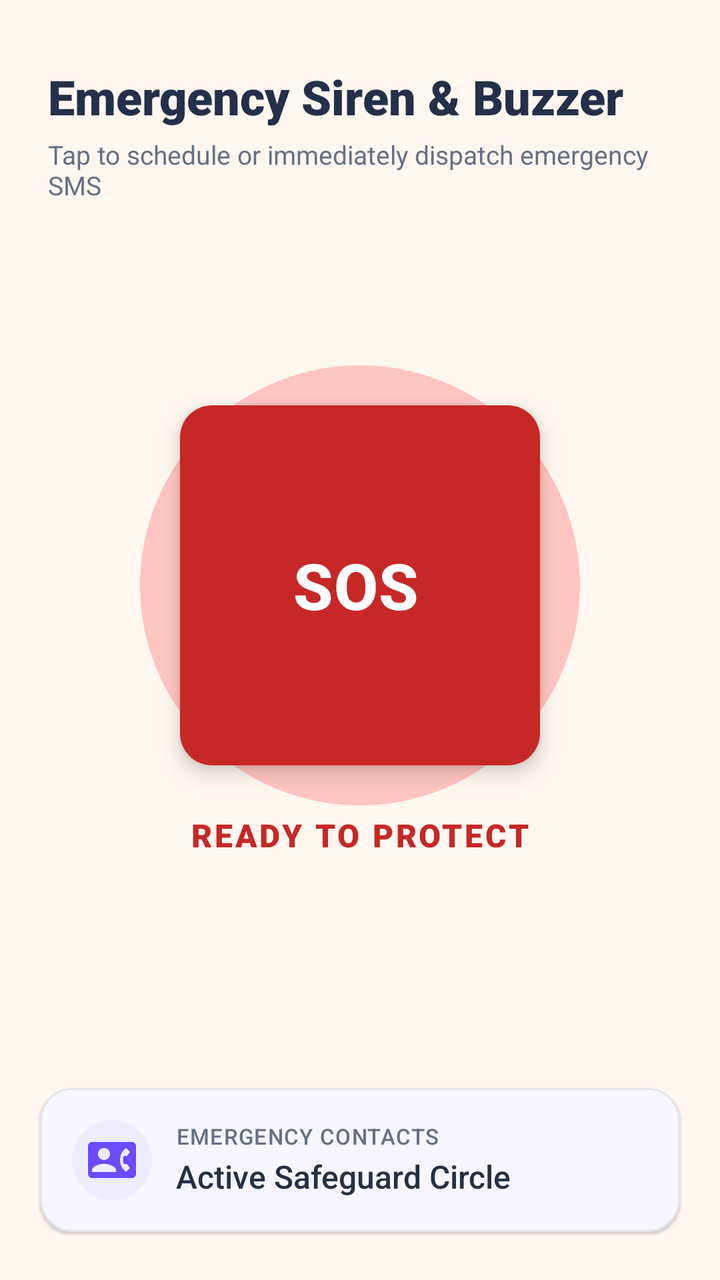
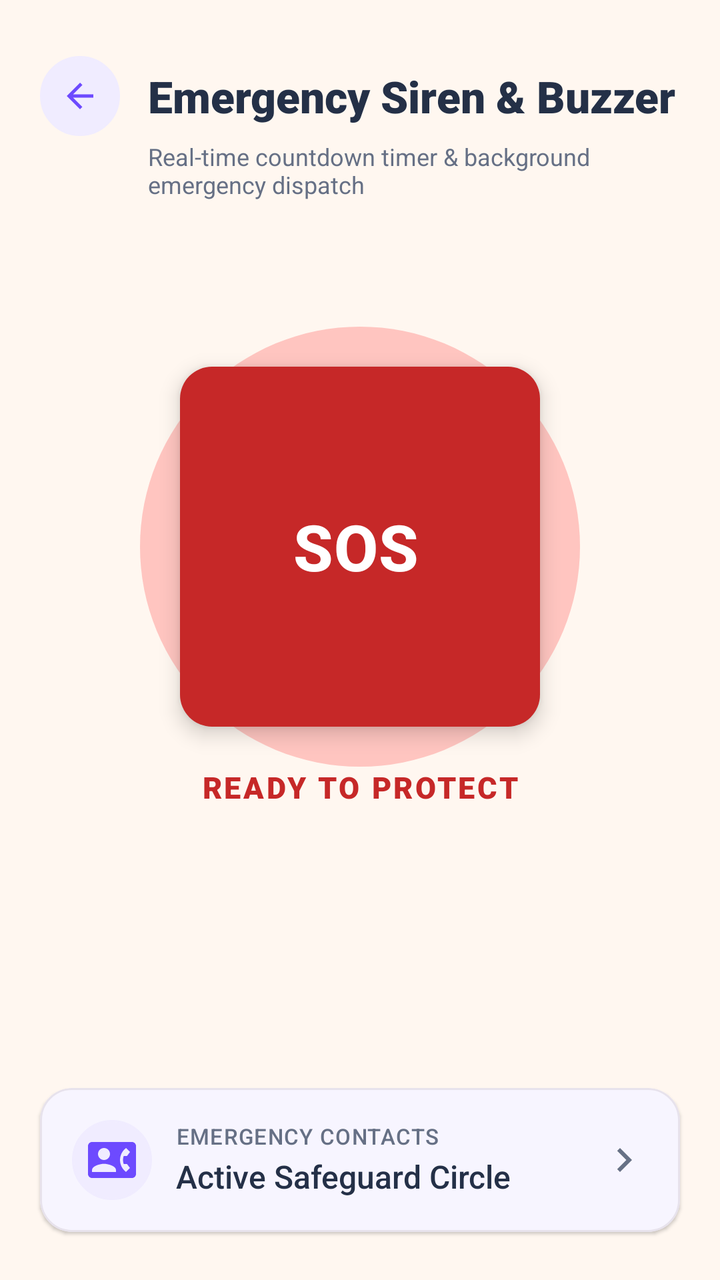

Before-and-after screenshots of an Android layout around one commit, followed by the original layout XML and the change that was made.
<!-- AndroidManifest.xml: activity theme Theme.EmpowHer -->
<!-- res/layout/activity_buzzer.xml -->
<?xml version="1.0" encoding="utf-8"?>
<androidx.constraintlayout.widget.ConstraintLayout xmlns:android="http://schemas.android.com/apk/res/android"
    xmlns:app="http://schemas.android.com/apk/res-auto"
    xmlns:tools="http://schemas.android.com/tools"
    android:layout_width="match_parent"
    android:layout_height="match_parent"
    android:background="@color/warm_ivory"
    tools:context=".BuzzerActivity">

    
    <LinearLayout
        android:id="@+id/header_buzzer"
        android:layout_width="match_parent"
        android:layout_height="wrap_content"
        android:orientation="vertical"
        android:paddingHorizontal="24dp"
        android:paddingTop="32dp"
        app:layout_constraintTop_toTopOf="parent">

        <TextView
            android:layout_width="wrap_content"
            android:layout_height="wrap_content"
            android:text="Emergency Siren &amp; Buzzer"
            android:textColor="@color/midnight_slate"
            android:textSize="24sp"
            android:fontFamily="sans-serif-black" />

        <TextView
            android:layout_width="wrap_content"
            android:layout_height="wrap_content"
            android:layout_marginTop="4dp"
            android:text="Tap to schedule or immediately dispatch emergency SMS"
            android:textColor="@color/secondary_slate"
            android:textSize="13sp" />
    </LinearLayout>

    <View
        android:id="@+id/pulseView"
        android:layout_width="220dp"
        android:layout_height="220dp"
        android:background="@drawable/circle_red"
        app:layout_constraintBottom_toBottomOf="@+id/btn_sos"
        app:layout_constraintEnd_toEndOf="@+id/btn_sos"
        app:layout_constraintStart_toStartOf="@+id/btn_sos"
        app:layout_constraintTop_toTopOf="@+id/btn_sos" />

    <com.google.android.material.floatingactionbutton.ExtendedFloatingActionButton
        android:id="@+id/btn_sos"
        android:layout_width="180dp"
        android:layout_height="180dp"
        android:layout_marginBottom="60dp"
        android:gravity="center"
        android:text="SOS"
        android:textColor="@color/white"
        android:textSize="32sp"
        android:textStyle="bold"
        app:backgroundTint="@color/critical_red"
        app:cornerRadius="90dp"
        app:elevation="6dp"
        app:layout_constraintBottom_toTopOf="@+id/card_contacts_info"
        app:layout_constraintEnd_toEndOf="parent"
        app:layout_constraintStart_toStartOf="parent"
        app:layout_constraintTop_toBottomOf="@+id/header_buzzer" />

    <TextView
        android:id="@+id/tv_status"
        android:layout_width="wrap_content"
        android:layout_height="wrap_content"
        android:layout_marginTop="24dp"
        android:text="READY TO PROTECT"
        android:textColor="@color/critical_red"
        android:textSize="16sp"
        android:fontFamily="sans-serif-black"
        android:letterSpacing="0.08"
        app:layout_constraintEnd_toEndOf="parent"
        app:layout_constraintStart_toStartOf="parent"
        app:layout_constraintTop_toBottomOf="@+id/btn_sos" />

    <TextView
        android:id="@+id/tv_countdown"
        android:layout_width="wrap_content"
        android:layout_height="wrap_content"
        android:layout_marginTop="4dp"
        android:text=""
        android:textColor="@color/critical_red"
        android:textSize="44sp"
        android:fontFamily="sans-serif-black"
        app:layout_constraintEnd_toEndOf="parent"
        app:layout_constraintStart_toStartOf="parent"
        app:layout_constraintTop_toBottomOf="@+id/tv_status" />

    <com.google.android.material.card.MaterialCardView
        android:id="@+id/card_contacts_info"
        android:layout_width="match_parent"
        android:layout_height="wrap_content"
        android:layout_marginHorizontal="20dp"
        android:layout_marginBottom="24dp"
        app:cardCornerRadius="16dp"
        app:cardElevation="1dp"
        app:cardBackgroundColor="@color/surface_card"
        app:strokeColor="@color/subtle_border"
        app:strokeWidth="1dp"
        app:layout_constraintBottom_toBottomOf="parent">

        <LinearLayout
            android:layout_width="match_parent"
            android:layout_height="wrap_content"
            android:gravity="center_vertical"
            android:orientation="horizontal"
            android:padding="16dp">

            <ImageView
                android:layout_width="40dp"
                android:layout_height="40dp"
                android:background="@drawable/rounded_corner"
                android:backgroundTint="@color/soft_violet"
                android:padding="8dp"
                android:src="@drawable/contact_icon"
                app:tint="@color/royal_violet" />

            <LinearLayout
                android:layout_width="0dp"
                android:layout_height="wrap_content"
                android:layout_marginStart="12dp"
                android:layout_weight="1"
                android:orientation="vertical">

                <TextView
                    android:layout_width="wrap_content"
                    android:layout_height="wrap_content"
                    android:text="EMERGENCY CONTACTS"
                    android:textColor="@color/secondary_slate"
                    android:textSize="11sp"
                    android:fontFamily="sans-serif-medium"
                    android:letterSpacing="0.04" />

                <TextView
                    android:id="@+id/tv_emergency_number"
                    android:layout_width="wrap_content"
                    android:layout_height="wrap_content"
                    android:layout_marginTop="2dp"
                    android:text="Active Safeguard Circle"
                    android:textColor="@color/midnight_slate"
                    android:textSize="16sp"
                    android:fontFamily="sans-serif-medium" />
            </LinearLayout>
        </LinearLayout>
    </com.google.android.material.card.MaterialCardView>

</androidx.constraintlayout.widget.ConstraintLayout>
<!-- resources referenced by this layout -->
<resources>
  <color name="critical_red">#C62828</color>
  <color name="midnight_slate">#243047</color>
  <color name="royal_violet">#6D4AFF</color>
  <color name="secondary_slate">#667085</color>
  <color name="soft_violet">#F0ECFF</color>
  <color name="subtle_border">#E7E2EC</color>
  <color name="surface_card">#FFFFFF</color>
  <color name="warm_ivory">#FFF7F0</color>
  <color name="white">#FFFFFF</color>
  <!-- drawable circle_red (drawable) -->
  <?xml version="1.0" encoding="utf-8"?>
  <shape xmlns:android="http://schemas.android.com/apk/res/android"
      android:shape="oval">
      <solid android:color="#4DFF5252" />
  </shape>
  <!-- drawable contact_icon (drawable) -->
  <vector android:height="24dp" android:tint="#000000"
      android:viewportHeight="24" android:viewportWidth="24"
      android:width="24dp" xmlns:android="http://schemas.android.com/apk/res/android">
      <path android:fillColor="@android:color/white" android:pathData="M22,3L2,3C0.9,3 0,3.9 0,5v14c0,1.1 0.9,2 2,2h20c1.1,0 1.99,-0.9 1.99,-2L24,5c0,-1.1 -0.9,-2 -2,-2zM8,6c1.66,0 3,1.34 3,3s-1.34,3 -3,3 -3,-1.34 -3,-3 1.34,-3 3,-3zM14,18L2,18v-1c0,-2 4,-3.1 6,-3.1s6,1.1 6,3.1v1zM17.85,14h1.64L21,16l-1.99,1.99c-1.31,-0.98 -2.28,-2.38 -2.73,-3.99 -0.18,-0.64 -0.28,-1.31 -0.28,-2s0.1,-1.36 0.28,-2c0.45,-1.62 1.42,-3.01 2.73,-3.99L21,8l-1.51,2h-1.64c-0.22,0.63 -0.35,1.3 -0.35,2s0.13,1.37 0.35,2z"/>
  </vector>
  <!-- drawable rounded_corner (drawable) -->
  <?xml version="1.0" encoding="utf-8"?>
  <shape xmlns:android="http://schemas.android.com/apk/res/android"
      android:shape="rectangle">
      <corners android:radius="24dp"/>
      <stroke android:width="1dip" android:color="@color/white"/>
  
  </shape>
  <style name="Theme.EmpowHer" parent="Base.Theme.EmpowHer" />
  <style name="Base.Theme.EmpowHer" parent="Theme.Material3.DayNight.NoActionBar">
          <item name="colorPrimary">@color/royal_violet</item>
          <item name="colorOnPrimary">@color/white</item>
          <item name="colorSecondary">@color/royal_violet</item>
          <item name="colorSurface">@color/woshield_card_bg</item>
          <item name="android:windowBackground">@color/woshield_bg</item>
          <item name="android:statusBarColor">@color/woshield_bg</item>
          <item name="android:windowLightStatusBar" tools:targetApi="m">true</item>
          <item name="materialCardViewStyle">@style/Widget.Woshield.Card</item>
      </style>
  <color name="woshield_card_bg">#FFFFFF</color>
  <color name="woshield_bg">#FFF7F0</color>
  <style name="Widget.Woshield.Card" parent="Widget.Material3.CardView.Elevated">
          <item name="cardCornerRadius">@dimen/radius_card</item>
          <item name="cardElevation">@dimen/elevation_card</item>
          <item name="strokeWidth">1dp</item>
          <item name="strokeColor">@color/subtle_border</item>
          <item name="cardBackgroundColor">@color/woshield_card_bg</item>
      </style>
  <dimen name="radius_card">16dp</dimen>
  <dimen name="elevation_card">2dp</dimen>
</resources>

<!-- the commit's change to res/layout/activity_buzzer.xml (unified diff, before → after) -->
@@ -13,27 +13,48 @@
         android:layout_width="match_parent"
         android:layout_height="wrap_content"
         android:orientation="vertical"
-        android:paddingHorizontal="24dp"
-        android:paddingTop="32dp"
+        android:paddingHorizontal="20dp"
+        android:paddingTop="28dp"
         app:layout_constraintTop_toTopOf="parent">
+
+        <LinearLayout
+            android:layout_width="match_parent"
+            android:layout_height="wrap_content"
+            android:gravity="center_vertical"
+            android:orientation="horizontal">
+
+            <ImageView
+                android:id="@+id/btn_back"
+                android:layout_width="40dp"
+                android:layout_height="40dp"
+                android:background="@drawable/rounded_corner"
+                android:backgroundTint="@color/soft_violet_surface"
+                android:contentDescription="Back"
+                android:padding="10dp"
+                android:src="@drawable/ic_arrow_back"
+                app:tint="@color/royal_violet" />
+
+            <TextView
+                android:layout_width="wrap_content"
+                android:layout_height="wrap_content"
+                android:layout_marginStart="14dp"
+                android:fontFamily="sans-serif-black"
+                android:text="Emergency Siren &amp; Buzzer"
+                android:textColor="@color/midnight_slate"
+                android:textSize="22sp" />
+        </LinearLayout>
 
         <TextView
             android:layout_width="wrap_content"
             android:layout_height="wrap_content"
-            android:text="Emergency Siren &amp; Buzzer"
-            android:textColor="@color/midnight_slate"
-            android:textSize="24sp"
-            android:fontFamily="sans-serif-black" />
-
-        <TextView
-            android:layout_width="wrap_content"
-            android:layout_height="wrap_content"
-            android:layout_marginTop="4dp"
-            android:text="Tap to schedule or immediately dispatch emergency SMS"
+            android:layout_marginStart="54dp"
+            android:layout_marginTop="2dp"
+            android:text="Real-time countdown timer &amp; background emergency dispatch"
             android:textColor="@color/secondary_slate"
-            android:textSize="13sp" />
+            android:textSize="12sp" />
     </LinearLayout>
 
+    
     <View
         android:id="@+id/pulseView"
         android:layout_width="220dp"
@@ -44,11 +65,11 @@
         app:layout_constraintStart_toStartOf="@+id/btn_sos"
         app:layout_constraintTop_toTopOf="@+id/btn_sos" />
 
+    
     <com.google.android.material.floatingactionbutton.ExtendedFloatingActionButton
         android:id="@+id/btn_sos"
         android:layout_width="180dp"
         android:layout_height="180dp"
-        android:layout_marginBottom="60dp"
         android:gravity="center"
         android:text="SOS"
         android:textColor="@color/white"
@@ -57,50 +78,57 @@
         app:backgroundTint="@color/critical_red"
         app:cornerRadius="90dp"
         app:elevation="6dp"
-        app:layout_constraintBottom_toTopOf="@+id/card_contacts_info"
+        app:layout_constraintBottom_toTopOf="@+id/tv_status"
         app:layout_constraintEnd_toEndOf="parent"
         app:layout_constraintStart_toStartOf="parent"
-        app:layout_constraintTop_toBottomOf="@+id/header_buzzer" />
+        app:layout_constraintTop_toBottomOf="@+id/header_buzzer"
+        app:layout_constraintVertical_chainStyle="packed" />
 
+    
     <TextView
         android:id="@+id/tv_status"
         android:layout_width="wrap_content"
         android:layout_height="wrap_content"
-        android:layout_marginTop="24dp"
+        android:layout_marginTop="20dp"
+        android:fontFamily="sans-serif-black"
+        android:letterSpacing="0.08"
         android:text="READY TO PROTECT"
         android:textColor="@color/critical_red"
-        android:textSize="16sp"
-        android:fontFamily="sans-serif-black"
-        android:letterSpacing="0.08"
+        android:textSize="15sp"
+        app:layout_constraintBottom_toTopOf="@+id/tv_countdown"
         app:layout_constraintEnd_toEndOf="parent"
         app:layout_constraintStart_toStartOf="parent"
         app:layout_constraintTop_toBottomOf="@+id/btn_sos" />
 
+    
     <TextView
         android:id="@+id/tv_countdown"
         android:layout_width="wrap_content"
         android:layout_height="wrap_content"
         android:layout_marginTop="4dp"
+        android:fontFamily="sans-serif-black"
+        android:minHeight="48dp"
         android:text=""
         android:textColor="@color/critical_red"
-        android:textSize="44sp"
-        android:fontFamily="sans-serif-black"
+        android:textSize="40sp"
+        app:layout_constraintBottom_toTopOf="@+id/card_contacts_info"
         app:layout_constraintEnd_toEndOf="parent"
         app:layout_constraintStart_toStartOf="parent"
         app:layout_constraintTop_toBottomOf="@+id/tv_status" />
 
+    
     <com.google.android.material.card.MaterialCardView
         android:id="@+id/card_contacts_info"
         android:layout_width="match_parent"
         android:layout_height="wrap_content"
         android:layout_marginHorizontal="20dp"
         android:layout_marginBottom="24dp"
+        app:cardBackgroundColor="@color/surface_card"
         app:cardCornerRadius="16dp"
         app:cardElevation="1dp"
-        app:cardBackgroundColor="@color/surface_card"
+        app:layout_constraintBottom_toBottomOf="parent"
         app:strokeColor="@color/subtle_border"
-        app:strokeWidth="1dp"
-        app:layout_constraintBottom_toBottomOf="parent">
+        app:strokeWidth="1dp">
 
         <LinearLayout
             android:layout_width="match_parent"
@@ -128,22 +156,29 @@
                 <TextView
                     android:layout_width="wrap_content"
                     android:layout_height="wrap_content"
+                    android:fontFamily="sans-serif-medium"
+                    android:letterSpacing="0.04"
                     android:text="EMERGENCY CONTACTS"
                     android:textColor="@color/secondary_slate"
-                    android:textSize="11sp"
-                    android:fontFamily="sans-serif-medium"
-                    android:letterSpacing="0.04" />
+                    android:textSize="11sp" />
 
                 <TextView
                     android:id="@+id/tv_emergency_number"
                     android:layout_width="wrap_content"
                     android:layout_height="wrap_content"
                     android:layout_marginTop="2dp"
+                    android:fontFamily="sans-serif-medium"
                     android:text="Active Safeguard Circle"
                     android:textColor="@color/midnight_slate"
-                    android:textSize="16sp"
-                    android:fontFamily="sans-serif-medium" />
+                    android:textSize="16sp" />
             </LinearLayout>
+
+            <ImageView
+                android:layout_width="24dp"
+                android:layout_height="24dp"
+                android:contentDescription="Manage contacts"
+                android:src="@drawable/ic_chevron_right"
+                app:tint="@color/secondary_slate" />
         </LinearLayout>
     </com.google.android.material.card.MaterialCardView>
 
<!-- resource entries referenced after the edit -->
@@ -5,6 +5,7 @@
   <color name="royal_violet">#6D4AFF</color>
   <color name="secondary_slate">#667085</color>
   <color name="soft_violet">#F0ECFF</color>
+  <color name="soft_violet_surface">#F0ECFF</color>
   <color name="subtle_border">#E7E2EC</color>
   <color name="surface_card">#FFFFFF</color>
   <color name="warm_ivory">#FFF7F0</color>
@@ -20,6 +21,27 @@
       android:viewportHeight="24" android:viewportWidth="24"
       android:width="24dp" xmlns:android="http://schemas.android.com/apk/res/android">
       <path android:fillColor="@android:color/white" android:pathData="M22,3L2,3C0.9,3 0,3.9 0,5v14c0,1.1 0.9,2 2,2h20c1.1,0 1.99,-0.9 1.99,-2L24,5c0,-1.1 -0.9,-2 -2,-2zM8,6c1.66,0 3,1.34 3,3s-1.34,3 -3,3 -3,-1.34 -3,-3 1.34,-3 3,-3zM14,18L2,18v-1c0,-2 4,-3.1 6,-3.1s6,1.1 6,3.1v1zM17.85,14h1.64L21,16l-1.99,1.99c-1.31,-0.98 -2.28,-2.38 -2.73,-3.99 -0.18,-0.64 -0.28,-1.31 -0.28,-2s0.1,-1.36 0.28,-2c0.45,-1.62 1.42,-3.01 2.73,-3.99L21,8l-1.51,2h-1.64c-0.22,0.63 -0.35,1.3 -0.35,2s0.13,1.37 0.35,2z"/>
+  </vector>
+  <!-- drawable ic_arrow_back (drawable) -->
+  <vector xmlns:android="http://schemas.android.com/apk/res/android"
+      android:width="24dp"
+      android:height="24dp"
+      android:viewportWidth="24"
+      android:viewportHeight="24"
+      android:tint="#FFFFFF">
+    <path
+        android:fillColor="@android:color/white"
+        android:pathData="M20,11H7.83l5.59,-5.59L12,4l-8,8 8,8 1.41,-1.41L7.83,13H20v-2z"/>
+  </vector>
+  <!-- drawable ic_chevron_right (drawable) -->
+  <vector xmlns:android="http://schemas.android.com/apk/res/android"
+      android:width="24dp"
+      android:height="24dp"
+      android:viewportWidth="24"
+      android:viewportHeight="24">
+      <path
+          android:fillColor="#FF64748B"
+          android:pathData="M10,6L8.59,7.41 13.17,12l-4.58,4.59L10,18l6,-6z" />
   </vector>
   <!-- drawable rounded_corner (drawable) -->
   <?xml version="1.0" encoding="utf-8"?>
